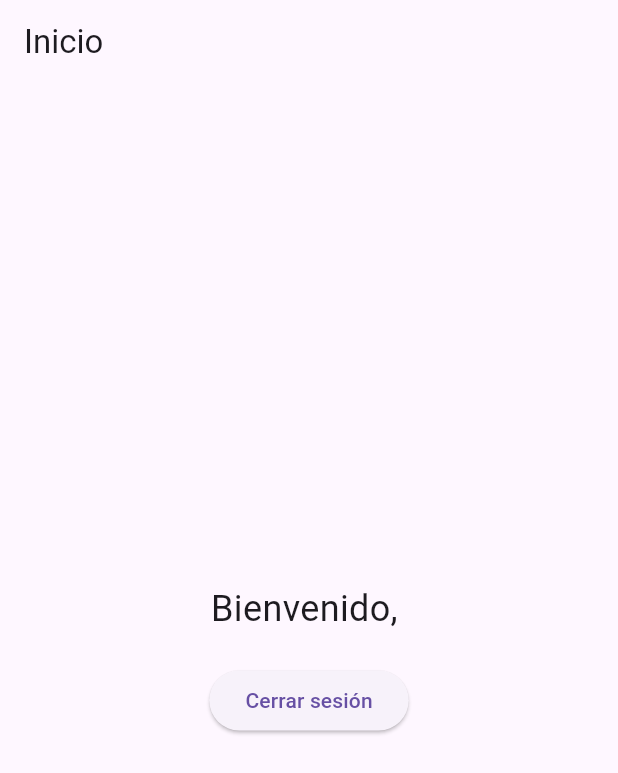
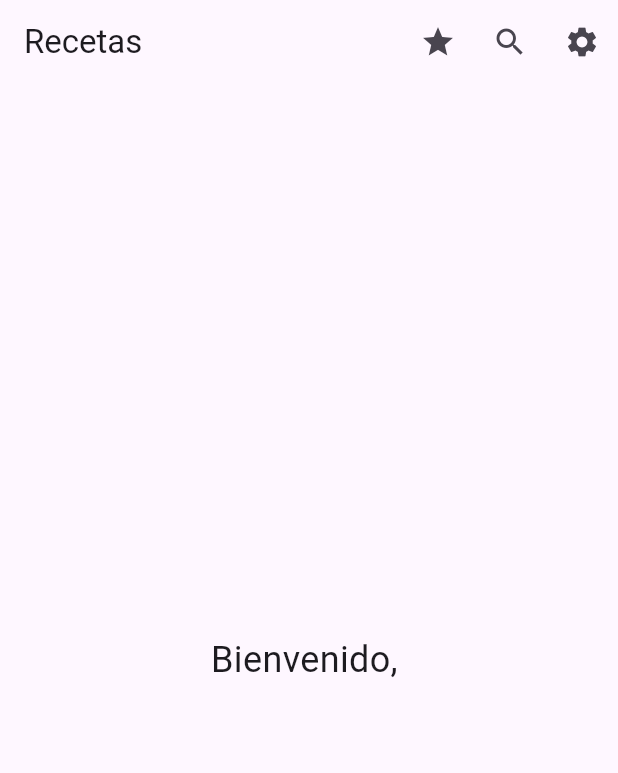
Before and after one commit to Arleth-Dennise/Recetario, a Flutter app: the HomePage screen opened by its route, on a phone screen of 412 x 824 dp. Shown: the top 773 px of the screen. Run offline on Flutter 3.47's test engine with Material 3 defaults, Android fonts, the light colour scheme and no system bars; our stand-ins replace firebase_auth, firebase_core; accounts and stored records are empty; network calls fail.

Commit message:
Appbar
Pagina de favoritos, icono de busqueda, icono de configuracion donde se ve el nombre y correo de quien inicio sesion y boton para cerrar sesion.

```diff
--- a/recetas/lib/pagina_principal.dart
+++ b/recetas/lib/pagina_principal.dart
@@ -5,12 +5,31 @@ class HomePage extends StatelessWidget {
   @override
   Widget build(BuildContext context) {
     final user = FirebaseAuth.instance.currentUser;
-    String _displayName = user!= null? user.displayName?? '' : '';
+    String _displayName = user != null ? user.displayName ?? '' : '';
 
     return Scaffold(
       appBar: AppBar(
-        title: Text('Inicio'),
+        title: Text('Recetas'),
         automaticallyImplyLeading: false,
+        actions: [
+          IconButton(
+            icon: Icon(Icons.star),
+            onPressed: () {
+              Navigator.pushNamed(context, '/favoritos');
+            },
+          ),
+          IconButton(
+            icon: Icon(Icons.search),
+            onPressed: () {
+            },
+          ),
+          IconButton(
+            icon: Icon(Icons.settings),
+            onPressed: () {
+              Navigator.pushNamed(context, '/configuracion');
+            },
+          ),
+        ],
       ),
       body: Center(
         child: Column(
@@ -20,14 +39,6 @@ class HomePage extends StatelessWidget {
               'Bienvenido, $_displayName',
               style: TextStyle(fontSize: 24),
             ),
-            SizedBox(height: 20),
-            ElevatedButton(
-              onPressed: () {
-                FirebaseAuth.instance.signOut();
-                Navigator.pushReplacementNamed(context, '/inicio_sesion');
-              },
-              child: Text('Cerrar sesión'),
-            ),
           ],
         ),
       ),
```
Also changed, not shown: recetas/lib/configuracion.dart (added, +49 -0 lines), recetas/lib/favoritos.dart (added, +15 -0 lines), recetas/lib/main.dart (+6 -2 lines).
